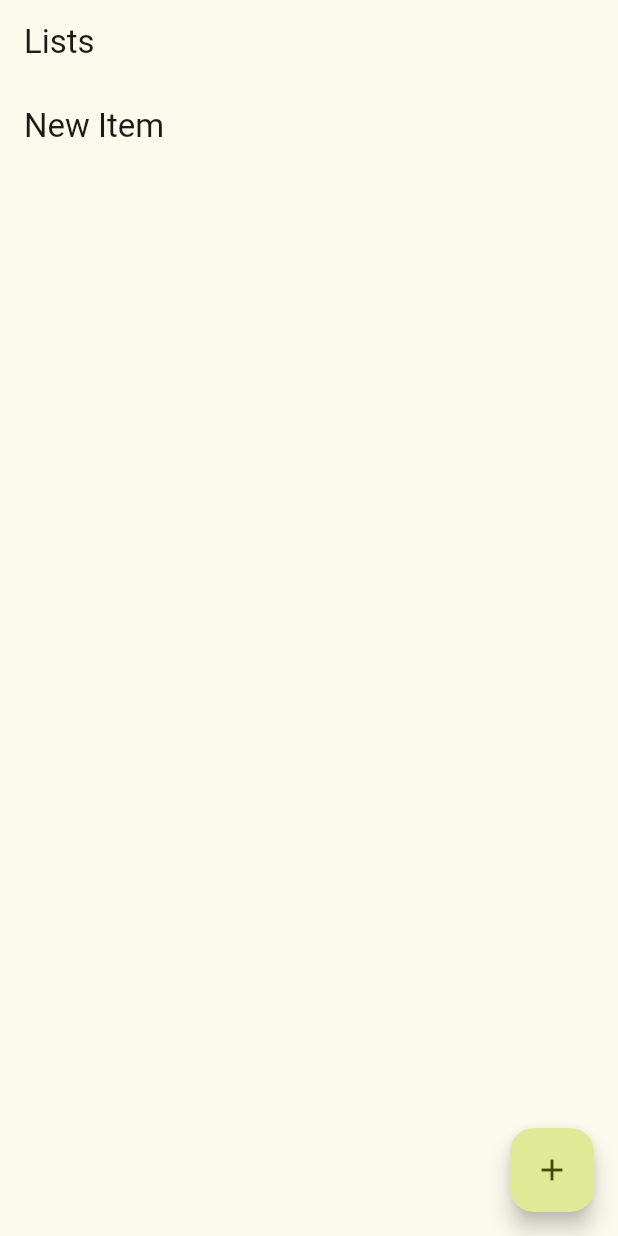
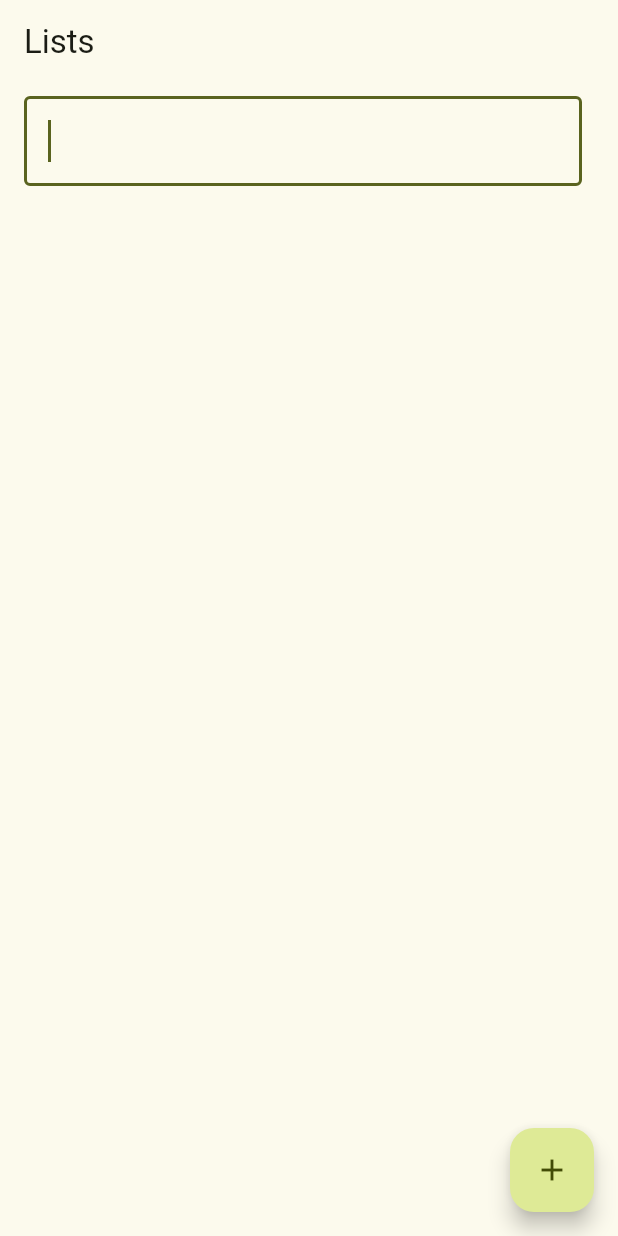
Before and after one commit to Pertempto/Lists, a Flutter app: the screen it shows after launch, after a tap on the "add" icon, on a phone screen of 412 x 824 dp. Run offline on Flutter 3.47's test engine with Material 2 defaults, Android fonts, the phone set to English and light mode, and no system bars.

Commit message:
Made it possible for the user to edit items
1. encapsulated each item into a class (Item)
2. added the item widget class.
3. ...and finally, added the ability for the user to edit items.

```diff
--- /dev/null
+++ b/lib/item.dart
@@ -0,0 +1,35 @@
+import 'package:flutter/material.dart';
+
+/// Item:
+///   - objects of this class store a single item
+///   in a list (needs to be wrapped in an ItemWidget
+///   to be displayed)
+class Item {
+  // I would like to know your thoughts on this next line.
+  final TextEditingController textEditingController;
+  // I directly stored a TextEditingController in each Item
+  // instead of in each ItemWidget mainly for this reason:
+  //   - The TextEditingController already stores the value
+  //     of each item. So, if this controller were moved to
+  //     the ItemWidget, the value of the item would be stored
+  //     directly in the ItemWidget, meaning we would either
+  //     have to store ItemWidgets or TextEditingControllers
+  //     in listItems (since those would be what contained the
+  //     text value of each item). It would be possible to store
+  //     Strings or Items in listItems (instead of ItemWidgets).
+  //     Then, each TextEditingController would be stored in an
+  //     ItemWidget, constantly updating the value of its
+  //     corresponding item. I think this would be redundant and
+  //     add additional complexity.
+  // However, my solution seems to have a "code smell." What do you
+  // think would be the best approach?
+
+
+  Item([String value = ''])
+      : textEditingController = TextEditingController(text: value);
+
+  @override
+  String toString() => value;
+
+  String get value => textEditingController.value.text;
+}
--- /dev/null
+++ b/lib/item_widget.dart
@@ -0,0 +1,25 @@
+import 'package:flutter/material.dart';
+import 'package:lists/item.dart';
+
+/// ItemWidget:
+///   - a widget representing a single item
+///   in a list (see Item)
+class ItemWidget extends StatelessWidget {
+  final Item item;
+  const ItemWidget(this.item, {super.key});
+
+  @override
+  Widget build(BuildContext context) {
+    final itemTextStyle = Theme.of(context).textTheme.titleLarge;
+
+    return ListTile(
+      title: TextFormField(
+        autofocus:
+            true, // this is here cause a newly-added item to be focused on immediately
+        controller: item.textEditingController,
+        style: itemTextStyle,
+        decoration: const InputDecoration(border: OutlineInputBorder()),
+      ),
+    );
+  }
+}
--- a/lib/list_widget.dart
+++ b/lib/list_widget.dart
@@ -1,4 +1,6 @@
 import 'package:flutter/material.dart';
+import 'package:lists/item.dart';
+import 'package:lists/item_widget.dart';
 
 /// ListWidget:
 ///   - a widget representing a page containing a single list in the
@@ -11,7 +13,7 @@ class ListWidget extends StatefulWidget {
 }
 
 class _ListWidgetState extends State<ListWidget> {
-  final listItems = <String>[];
+  final listItems = <Item>[];
 
   @override
   Widget build(BuildContext context) {
@@ -28,16 +30,10 @@ class _ListWidgetState extends State<ListWidget> {
     );
   }
 
-  ListView _buildListView() => ListView(
-      children: listItems.map((item) => _buildItemWidget(item)).toList());
-
-  Widget _buildItemWidget(String item) {
-    final itemTextStyle = Theme.of(context).textTheme.titleLarge;
-    return ListTile(title: Text(item, style: itemTextStyle));
-  }
+  ListView _buildListView() =>
+      ListView(children: listItems.map((item) => ItemWidget(item)).toList());
 
   void _addNewItem() {
-    final itemToAdd = 'New Item';
-    setState(() => listItems.add(itemToAdd));
+    setState(() => listItems.add(Item()));
   }
 }
```
